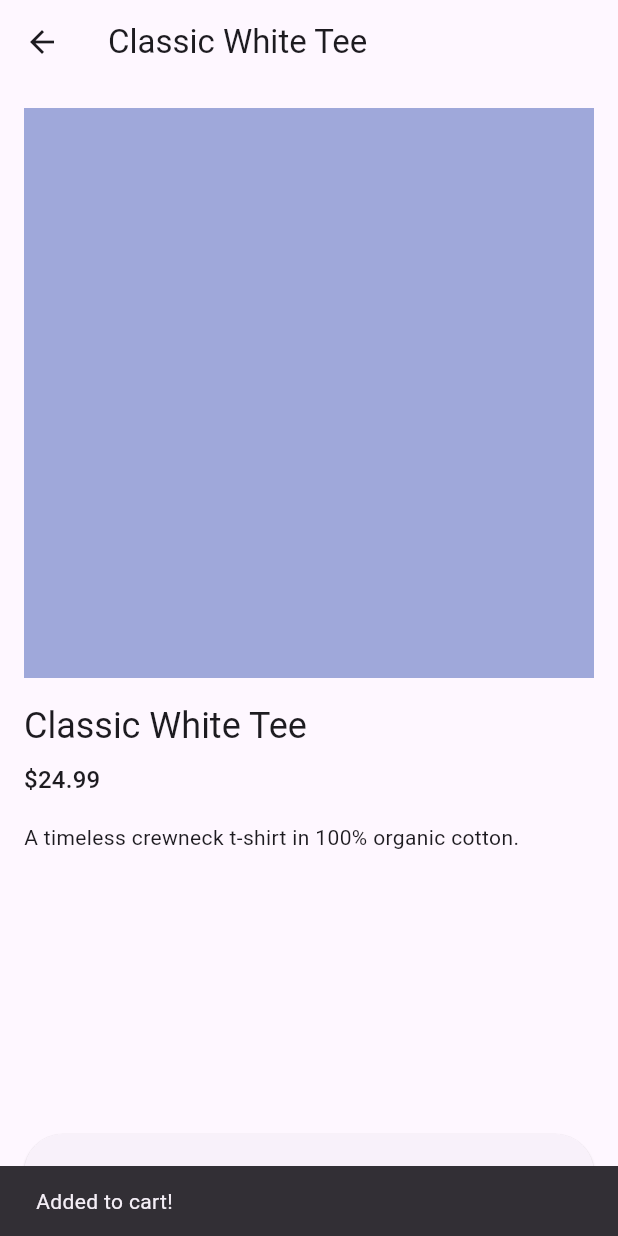
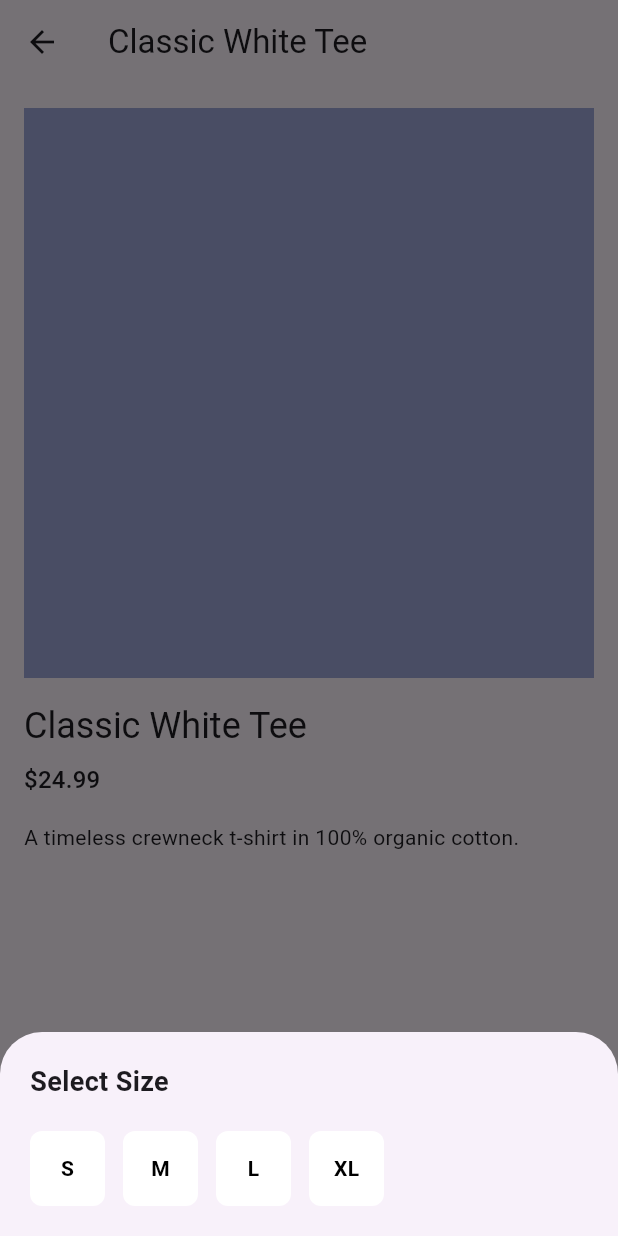
Before and after one commit to khmelev/fashion-app-demo, a Flutter app: the ProductDetailScreen screen opened directly with sample values from the repository, after a tap on "Add to Cart", on a phone screen of 412 x 824 dp. Run offline on Flutter 3.47's test engine with Material 3 defaults, Android fonts, the phone set to English and light mode, and no system bars; our stand-ins replace flutter_riverpod, go_router.

Commit message:
Add size selection bottom sheet

```diff
--- a/lib/models/product.dart
+++ b/lib/models/product.dart
@@ -21,16 +21,16 @@ class Product {
 }
 
 class ProductSize {
-  const ProductSize({required this.id, required this.name});
+  const ProductSize({required this.id, required this.title});
 
   final String id;
-  final String name;
+  final String title;
 
-  static const ProductSize s = ProductSize(id: "s", name: "S");
-  static const ProductSize m = ProductSize(id: "m", name: "M");
-  static const ProductSize l = ProductSize(id: "l", name: "L");
-  static const ProductSize xl = ProductSize(id: "xl", name: "XL");
+  static const ProductSize s = ProductSize(id: "s", title: "S");
+  static const ProductSize m = ProductSize(id: "m", title: "M");
+  static const ProductSize l = ProductSize(id: "l", title: "L");
+  static const ProductSize xl = ProductSize(id: "xl", title: "XL");
 
   @override
-  toString() => name;
+  toString() => title;
 }
--- a/lib/screens/product_detail/product_detail_screen.dart
+++ b/lib/screens/product_detail/product_detail_screen.dart
@@ -1,4 +1,4 @@
-import 'package:fashion_app/services/cart_controller.dart';
+import 'package:fashion_app/screens/product_detail/size_select_screen.dart';
 import 'package:fashion_app/models/product.dart';
 
 import 'package:flutter/material.dart';
@@ -55,19 +55,12 @@ class ProductDetailScreen extends StatelessWidget {
         builder: (context, ref, _) {
           return ElevatedButton(
             onPressed: () {
-              ref
-                  .read(cartControllerProvider.notifier)
-                  .addItem(product: product, size: ProductSize.m, quantity: 1)
-                  .then((value) {
-                    if (context.mounted) {
-                      ScaffoldMessenger.of(context).showSnackBar(
-                        const SnackBar(
-                          content: Text('Added to cart!'),
-                          duration: Duration(milliseconds: 500),
-                        ),
-                      );
-                    }
-                  });
+              showModalBottomSheet(
+                context: context,
+                builder: (BuildContext context) {
+                  return SizeSelectScreen(product: product);
+                },
+              );
             },
             style: ElevatedButton.styleFrom(
               padding: EdgeInsets.symmetric(vertical: 16),
--- /dev/null
+++ b/lib/screens/product_detail/size_select_screen.dart
@@ -0,0 +1,78 @@
+import 'package:fashion_app/models/product.dart';
+import 'package:fashion_app/services/cart_controller.dart';
+import 'package:flutter/material.dart';
+import 'package:flutter_riverpod/flutter_riverpod.dart';
+
+class SizeSelectScreen extends StatelessWidget {
+  const SizeSelectScreen({super.key, required this._product});
+
+  final Product _product;
+
+  @override
+  Widget build(BuildContext context) {
+    final sizes = _product.sizes;
+    return Consumer(
+      builder: (context, ref, _) {
+        return Padding(
+          padding: EdgeInsets.all(20),
+          child: Column(
+            mainAxisSize: MainAxisSize.min,
+            crossAxisAlignment: CrossAxisAlignment.start,
+            children: [
+              Text(
+                'Select Size',
+                style: TextStyle(fontSize: 18, fontWeight: FontWeight.bold),
+              ),
+              SizedBox(height: 20),
+              SizedBox(
+                height: 50,
+                child: ListView.builder(
+                  scrollDirection: Axis.horizontal,
+                  itemCount: sizes.length,
+                  itemBuilder: (context, index) {
+                    final size = sizes[index];
+                    return Padding(
+                      padding: EdgeInsets.only(right: 12),
+                      child: GestureDetector(
+                        onTap: () {
+                          ref
+                              .read(cartControllerProvider.notifier)
+                              .addItem(
+                                product: _product,
+                                size: size,
+                                quantity: 1,
+                              )
+                              .then((value) {
+                                if (context.mounted) {
+                                  Navigator.pop(context);
+                                }
+                              });
+                        },
+                        child: Container(
+                          width: 50,
+                          decoration: BoxDecoration(
+                            borderRadius: BorderRadius.circular(8),
+                            color: Colors.white,
+                          ),
+                          child: Center(
+                            child: Text(
+                              size.title,
+                              style: TextStyle(
+                                fontWeight: FontWeight.bold,
+                                color: Colors.black,
+                              ),
+                            ),
+                          ),
+                        ),
+                      ),
+                    );
+                  },
+                ),
+              ),
+            ],
+          ),
+        );
+      },
+    );
+  }
+}
--- a/lib/utils/const.dart
+++ b/lib/utils/const.dart
@@ -1 +1 @@
-const mockNetworkDelay = Duration(seconds: 1);
+const mockNetworkDelay = Duration(microseconds: 100);
```
